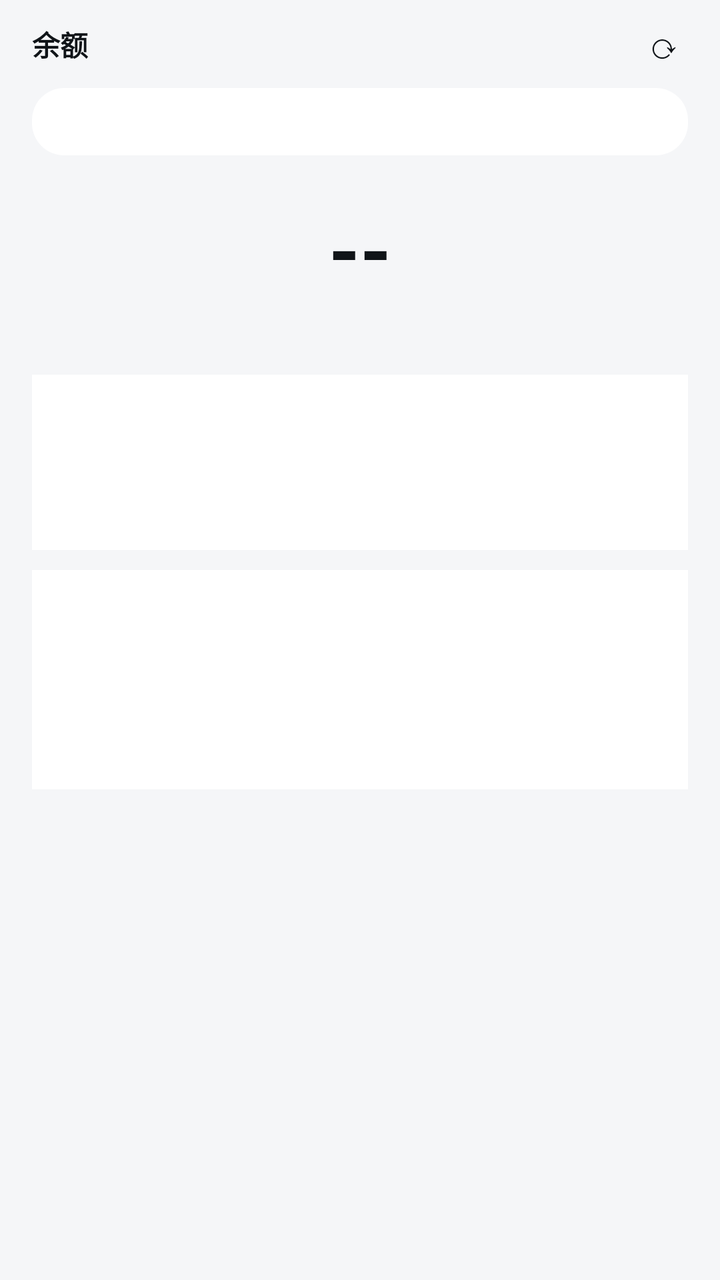
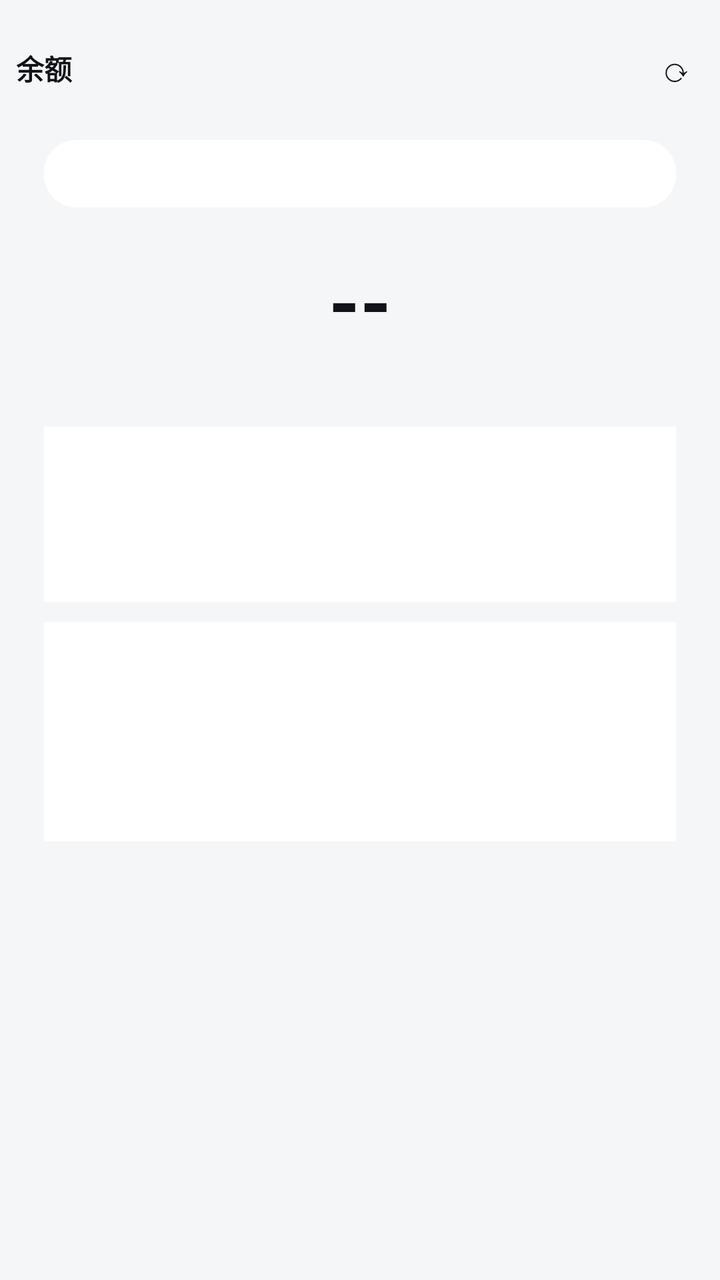

Two renders of the same Android screen: before a commit and after it. Below are the layout's source before the change and the commit's diff.
<!-- AndroidManifest.xml: application theme Theme.WristChat -->
<!-- res/layout/fragment_balance.xml -->
<?xml version="1.0" encoding="utf-8"?>
<LinearLayout xmlns:android="http://schemas.android.com/apk/res/android"
    android:layout_width="match_parent"
    android:layout_height="match_parent"
    android:background="?attr/wristBackground"
    android:orientation="vertical">

    <LinearLayout
        android:layout_width="match_parent"
        android:layout_height="44dp"
        android:gravity="center_vertical"
        android:orientation="horizontal"
        android:paddingStart="16dp"
        android:paddingEnd="8dp">

        <TextView
            android:layout_width="0dp"
            android:layout_height="wrap_content"
            android:layout_weight="1"
            android:text="余额"
            android:textColor="?attr/wristText"
            android:textSize="14sp"
            android:textStyle="bold" />

        <TextView
            android:id="@+id/tvUpdated"
            android:layout_width="wrap_content"
            android:layout_height="wrap_content"
            android:textColor="?attr/wristHint"
            android:textSize="10sp" />

        <Button
            android:id="@+id/btnRefresh"
            style="@style/HeaderIcon"
            android:text="⟳" />
    </LinearLayout>

    <androidx.core.widget.NestedScrollView
        android:layout_width="match_parent"
        android:layout_height="0dp"
        android:layout_weight="1"
        android:fillViewport="true"
        android:scrollbars="none">

        <LinearLayout
            android:layout_width="match_parent"
            android:layout_height="wrap_content"
            android:orientation="vertical"
            android:paddingStart="16dp"
            android:paddingEnd="16dp"
            android:paddingBottom="24dp">

            
            <TextView
                android:id="@+id/tvPeakBadge"
                android:layout_width="match_parent"
                android:layout_height="wrap_content"
                android:background="@drawable/bg_badge"
                android:gravity="center"
                android:padding="8dp"
                android:textColor="?attr/wristText"
                android:textSize="13sp" />

            
            <TextView
                android:id="@+id/tvTotal"
                android:layout_width="match_parent"
                android:layout_height="wrap_content"
                android:layout_marginTop="20dp"
                android:gravity="center"
                android:text="--"
                android:textColor="?attr/wristText"
                android:textSize="40sp"
                android:textStyle="bold" />

            <TextView
                android:id="@+id/tvAvailable"
                android:layout_width="wrap_content"
                android:layout_height="wrap_content"
                android:layout_gravity="center"
                android:layout_marginTop="4dp"
                android:textColor="?attr/wristHint"
                android:textSize="12sp" />

            
            <LinearLayout
                android:layout_width="match_parent"
                android:layout_height="wrap_content"
                android:layout_marginTop="16dp"
                android:background="?attr/wristSurface"
                android:orientation="vertical"
                android:padding="12dp">

                <TextView
                    android:id="@+id/tvToppedUp"
                    android:layout_width="match_parent"
                    android:layout_height="wrap_content"
                    android:textColor="?attr/wristText"
                    android:textSize="13sp" />

                <TextView
                    android:id="@+id/tvGranted"
                    android:layout_width="match_parent"
                    android:layout_height="wrap_content"
                    android:layout_marginTop="6dp"
                    android:textColor="?attr/wristText"
                    android:textSize="13sp" />

                <TextView
                    android:id="@+id/tvCurrency"
                    android:layout_width="match_parent"
                    android:layout_height="wrap_content"
                    android:layout_marginTop="6dp"
                    android:textColor="?attr/wristHint"
                    android:textSize="12sp" />
            </LinearLayout>

            
            <LinearLayout
                android:layout_width="match_parent"
                android:layout_height="wrap_content"
                android:layout_marginTop="10dp"
                android:background="?attr/wristSurface"
                android:orientation="vertical"
                android:padding="12dp">

                <TextView
                    android:id="@+id/tvTodayUsage"
                    android:layout_width="match_parent"
                    android:layout_height="wrap_content"
                    android:textColor="?attr/wristText"
                    android:textSize="13sp" />

                <TextView
                    android:id="@+id/tvTodayTokens"
                    android:layout_width="match_parent"
                    android:layout_height="wrap_content"
                    android:layout_marginTop="6dp"
                    android:textColor="?attr/wristText"
                    android:textSize="13sp" />

                <TextView
                    android:id="@+id/tvAppTotal"
                    android:layout_width="match_parent"
                    android:layout_height="wrap_content"
                    android:layout_marginTop="6dp"
                    android:textColor="?attr/wristText"
                    android:textSize="13sp" />

                <TextView
                    android:id="@+id/tvUsageSource"
                    android:layout_width="match_parent"
                    android:layout_height="wrap_content"
                    android:layout_marginTop="6dp"
                    android:textColor="?attr/wristHint"
                    android:textSize="11sp" />
            </LinearLayout>

            <TextView
                android:id="@+id/tvHint"
                android:layout_width="match_parent"
                android:layout_height="wrap_content"
                android:layout_marginTop="10dp"
                android:gravity="center"
                android:textColor="?attr/wristHint"
                android:textSize="12sp" />
        </LinearLayout>
    </androidx.core.widget.NestedScrollView>
</LinearLayout>
<!-- resources referenced by this layout -->
<resources>
  <!-- drawable bg_badge (drawable) -->
  <?xml version="1.0" encoding="utf-8"?>
  <shape xmlns:android="http://schemas.android.com/apk/res/android"
      android:shape="rectangle">
      <solid android:color="?attr/wristSurface" />
      <corners android:radius="16dp" />
  </shape>
  <style name="HeaderIcon" parent="Widget.AppCompat.Button.Borderless">
          <item name="android:layout_width">40dp</item>
          <item name="android:layout_height">40dp</item>
          <item name="android:minWidth">40dp</item>
          <item name="android:minHeight">40dp</item>
          <item name="android:textSize">18sp</item>
          <item name="android:textColor">?attr/wristText</item>
          <item name="android:background">?attr/selectableItemBackgroundBorderless</item>
      </style>
  <style name="Theme.WristChat" parent="Theme.AppCompat.Light.NoActionBar">
          <item name="android:windowBackground">@color/bg_light</item>
          <item name="android:statusBarColor">@android:color/transparent</item>
          <item name="android:navigationBarColor">@android:color/transparent</item>
          <item name="android:windowLayoutInDisplayCutoutMode">shortEdges</item>
          <item name="colorPrimary">@color/accent</item>
          <item name="colorPrimaryDark">@color/accent</item>
          <item name="colorAccent">@color/accent</item>
          <item name="android:forceDarkAllowed">false</item>
          <item name="android:textColor">@color/text_light</item>
          <item name="wristBackground">@color/bg_light</item>
          <item name="wristSurface">@color/surface_light</item>
          <item name="wristText">@color/text_light</item>
          <item name="wristHint">@color/hint_light</item>
          <item name="wristBubbleUser">#D2E5FF</item>
          <item name="wristBubbleAi">#EFF1F4</item>
          <item name="wristDivider">#E0E3E7</item>
      </style>
  <color name="bg_light">#F5F6F8</color>
  <color name="accent">#4D9FFF</color>
  <color name="text_light">#101418</color>
  <color name="surface_light">#FFFFFF</color>
  <color name="hint_light">#8A9199</color>
</resources>

<!-- the commit's change to res/layout/fragment_balance.xml (unified diff, before → after) -->
@@ -6,12 +6,14 @@
     android:orientation="vertical">
 
     <LinearLayout
+        android:id="@+id/topBar"
         android:layout_width="match_parent"
         android:layout_height="44dp"
+        android:layout_marginTop="12dp"
         android:gravity="center_vertical"
         android:orientation="horizontal"
-        android:paddingStart="16dp"
-        android:paddingEnd="8dp">
+        android:paddingStart="8dp"
+        android:paddingEnd="4dp">
 
         <TextView
             android:layout_width="0dp"
@@ -46,8 +48,9 @@
             android:layout_width="match_parent"
             android:layout_height="wrap_content"
             android:orientation="vertical"
-            android:paddingStart="16dp"
-            android:paddingEnd="16dp"
+            android:paddingStart="22dp"
+            android:paddingEnd="22dp"
+            android:paddingTop="14dp"
             android:paddingBottom="24dp">
 
             
<!-- resource entries referenced after the edit -->
@@ -8,11 +8,11 @@
       <corners android:radius="16dp" />
   </shape>
   <style name="HeaderIcon" parent="Widget.AppCompat.Button.Borderless">
-          <item name="android:layout_width">40dp</item>
-          <item name="android:layout_height">40dp</item>
-          <item name="android:minWidth">40dp</item>
-          <item name="android:minHeight">40dp</item>
-          <item name="android:textSize">18sp</item>
+          <item name="android:layout_width">36dp</item>
+          <item name="android:layout_height">36dp</item>
+          <item name="android:minWidth">36dp</item>
+          <item name="android:minHeight">36dp</item>
+          <item name="android:textSize">17sp</item>
           <item name="android:textColor">?attr/wristText</item>
           <item name="android:background">?attr/selectableItemBackgroundBorderless</item>
       </style>
